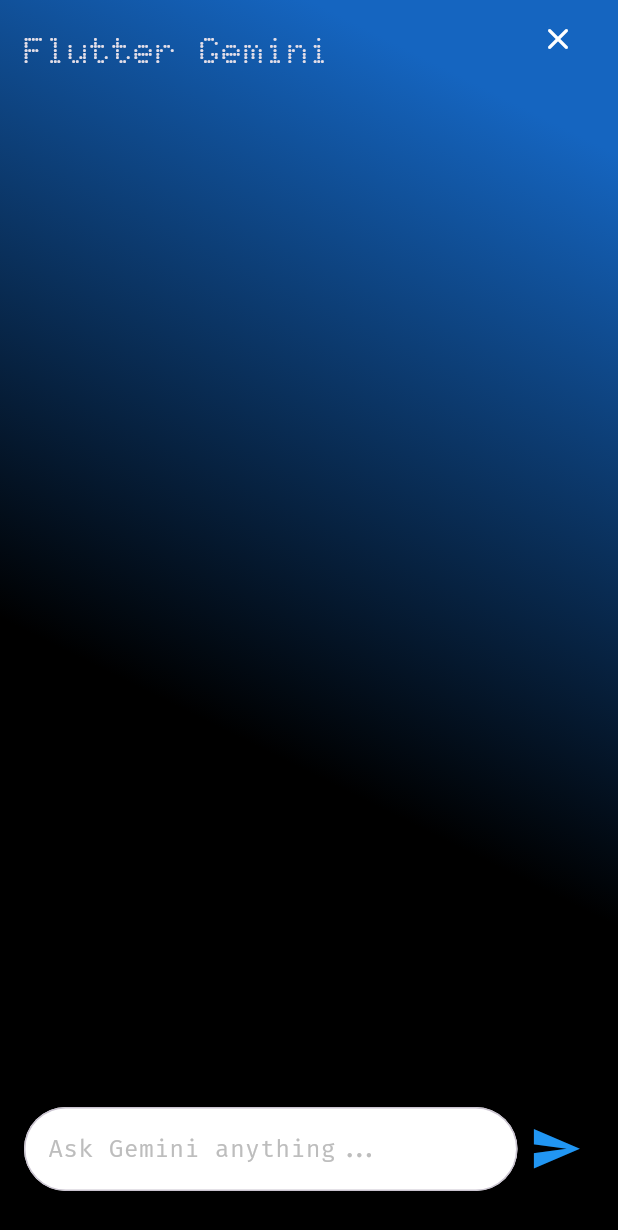
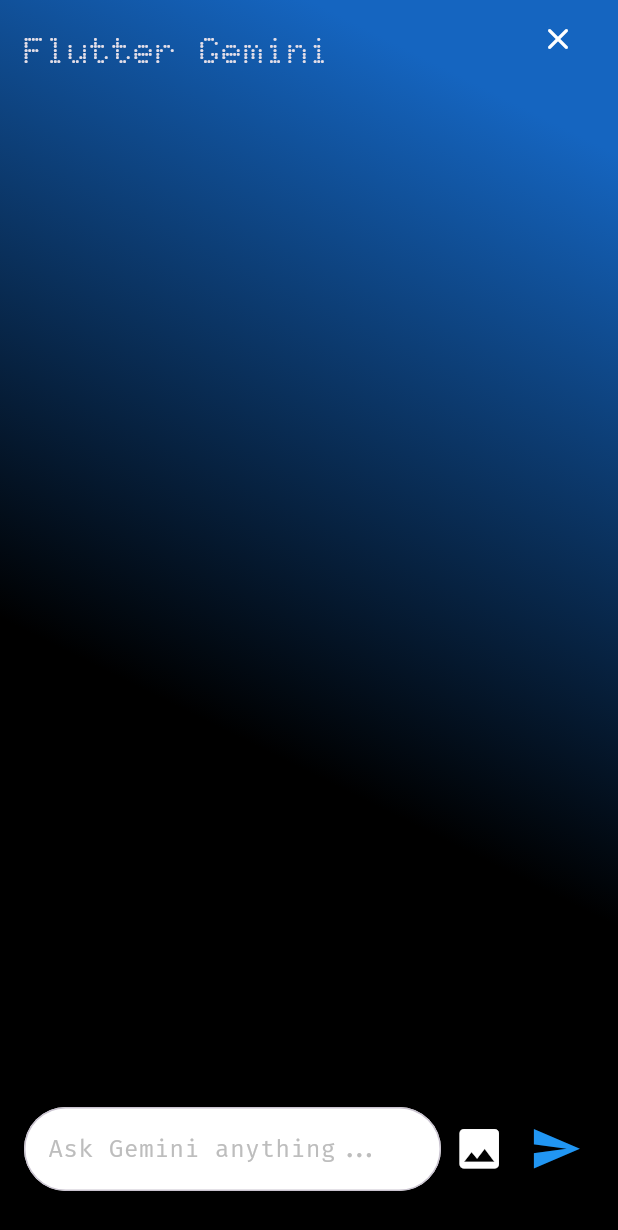
Before and after one commit to usman619/flutter_gemini, a Flutter app: the screen it shows after launch, after a tap on the "clear" icon, on a phone screen of 412 x 824 dp. Shown: the top 1230 px of the screen. Run offline on Flutter 3.47's test engine with Material 3 defaults, Android fonts, the phone set to English and light mode, and no system bars; our stand-ins replace bloc, dio, flutter_bloc, flutter_dotenv, flutter_markdown, google_fonts and 1 more.

Commit message:
Converting Messages and TextField into components and adding auto-scroll

```diff
--- /dev/null
+++ b/lib/components/chat_text_field.dart
@@ -0,0 +1,44 @@
+import 'package:flutter/material.dart';
+import 'package:google_fonts/google_fonts.dart';
+
+class ChatTextField extends StatelessWidget {
+  final TextEditingController textEditingController;
+  final String chatHintText;
+  const ChatTextField({
+    super.key,
+    required this.textEditingController,
+    required this.chatHintText,
+  });
+
+  @override
+  Widget build(BuildContext context) {
+    return SingleChildScrollView(
+      child: TextField(
+        controller: textEditingController,
+        style: GoogleFonts.firaCode(
+          fontSize: 16,
+          color: Colors.black,
+        ),
+        cursorColor: Colors.black,
+        decoration: InputDecoration(
+          border: OutlineInputBorder(
+            borderRadius: BorderRadius.circular(100),
+          ),
+          hintText: chatHintText,
+          hintStyle: GoogleFonts.firaCode(
+            fontSize: 16,
+            color: Colors.grey[400],
+          ),
+          fillColor: Colors.white,
+          filled: true,
+          focusedBorder: OutlineInputBorder(
+            borderRadius: BorderRadius.circular(12),
+            borderSide: const BorderSide(color: Colors.black),
+          ),
+        ),
+        minLines: 1,
+        maxLines: 5,
+      ),
+    );
+  }
+}
--- a/lib/pages/home_page.dart
+++ b/lib/pages/home_page.dart
@@ -1,6 +1,8 @@
 import 'package:flutter/material.dart';
 import 'package:flutter_bloc/flutter_bloc.dart';
 import 'package:flutter_gemini/bloc/chat_bloc.dart';
+import 'package:flutter_gemini/components/chat_list_view.dart';
+import 'package:flutter_gemini/components/chat_text_field.dart';
 import 'package:flutter_gemini/models/chat_message_model.dart';
 import 'package:flutter_markdown/flutter_markdown.dart';
 // import 'package:fluttertoast/fluttertoast.dart';
@@ -17,16 +19,42 @@
 class _HomePageState extends State<HomePage> {
   final ChatBloc chatBloc = ChatBloc();
   TextEditingController textEditingController = TextEditingController();
-  bool clear_messages = false;
+  final ScrollController _scrollController = ScrollController();
+  bool clearMessages = false;
 
   @override
   void initState() {
     super.initState();
+    chatBloc.stream.listen((state) {
+      if (state is ChatSuccessState) {
+        WidgetsBinding.instance.addPostFrameCallback((_) {
+          _scrollToBottom();
+        });
+      }
+    });
+  }
+
+  void _scrollToBottom() {
+    if (_scrollController.hasClients) {
+      _scrollController.animateTo(
+        _scrollController.position.maxScrollExtent,
+        duration: const Duration(milliseconds: 300),
+        curve: Curves.easeOut,
+      );
+    }
+  }
+
+  @override
+  void dispose() {
+    _scrollController.dispose();
+    textEditingController.dispose();
+    chatBloc.close();
+    super.dispose();
   }
 
   void _clearMessages(List<ChatMessageModel> messages) {
     setState(() {
-      clear_messages = true;
+      clearMessages = true;
     });
     // Fluttertoast.showToast(
     //   msg: 'Chat cleared!',
@@ -38,10 +66,14 @@
     messages.clear();
     ScaffoldMessenger.of(context).showSnackBar(
       SnackBar(
-        content: Text("Chat Cleared!",
+        content: Center(
+          child: Text(
+            "Chat Cleared!",
             style: GoogleFonts.firaCode(
               color: Colors.white,
-            )),
+            ),
+          ),
+        ),
         backgroundColor: Colors.black,
       ),
     );
@@ -103,14 +135,6 @@
                                     color: Colors.white,
                                   ),
                                 ),
-                                // IconButton(
-                                //   onPressed: () {},
-                                //   icon: const Icon(
-                                //     Icons.image_search,
-                                //     size: 24,
-                                //     color: Colors.white,
-                                //   ),
-                                // )
                               ],
                             )
                           ],
@@ -118,34 +142,14 @@
                       ),
                       Expanded(
                         child: ListView.builder(
-                          itemCount: messages.length,
+                          controller: _scrollController,
+                          itemCount: state.messages.length,
                           itemBuilder: (context, index) {
-                            return Container(
-                              margin: const EdgeInsets.only(bottom: 16),
-                              padding: const EdgeInsets.all(16),
-                              decoration: BoxDecoration(
-                                borderRadius: BorderRadius.circular(16),
-                                color: Colors.grey.withOpacity(0.1),
-                              ),
-                              child: Column(
-                                crossAxisAlignment: CrossAxisAlignment.start,
-                                children: [
-                                  Text(
-                                    messages[index].role == "user"
+                            return ChatListView(
+                              title: Text(messages[index].role == "user"
                                   ? "User 👤"
-                                        : "Model 🤖",
-                                    style: GoogleFonts.firaCode(
-                                      fontSize: 14,
-                                      color: Colors.white,
-                                    ),
-                                  ),
-                                  const Divider(
-                                    thickness: 0.5,
-                                    indent: 0,
-                                    endIndent: 100,
-                                    color: Colors.white,
-                                  ),
-                                  messages[index].role == "user"
+                                  : "Model 🤖"),
+                              message: messages[index].role == "user"
                                   ? Text(
                                       messages[index].parts.first.text,
                                       style: GoogleFonts.firaCode(
@@ -154,8 +158,7 @@
                                       ),
                                     )
                                   : MarkdownBody(
-                                          data:
-                                              messages[index].parts.first.text,
+                                      data: messages[index].parts.first.text,
                                       styleSheet: MarkdownStyleSheet(
                                         p: GoogleFonts.firaCode(
                                           fontSize: 18,
@@ -168,56 +171,39 @@
                                         ),
                                       ),
                                     ),
-                                ],
-                              ),
                             );
                           },
                         ),
                       ),
                       if (chatBloc.generatingResponse)
+                        Wrap(
+                          children: [
                             SizedBox(
                               height: 100,
                               width: 100,
-                          child: Lottie.asset('assets/loading/loading1.json'),
+                              child:
+                                  Lottie.asset('assets/loading/loading1.json'),
+                            )
+                          ],
                         ),
                       Container(
                         padding: const EdgeInsets.symmetric(
                             vertical: 30, horizontal: 16),
-                        // color: Colors.white,
-                        // height: 120,
                         child: Row(
                           children: [
                             Expanded(
-                              child: SingleChildScrollView(
-                                scrollDirection: Axis.vertical,
-                                child: TextField(
-                                  controller: textEditingController,
-                                  style: GoogleFonts.firaCode(
-                                    fontSize: 16,
-                                    color: Colors.black,
-                                  ),
-                                  cursorColor: Colors.black,
-                                  decoration: InputDecoration(
-                                    border: OutlineInputBorder(
-                                      borderRadius: BorderRadius.circular(100),
-                                    ),
-                                    hintText: "Ask Gemini anything...",
-                                    hintStyle: GoogleFonts.firaCode(
-                                      fontSize: 16,
-                                      color: Colors.grey[400],
-                                    ),
-                                    fillColor: Colors.white,
-                                    filled: true,
-                                    focusedBorder: OutlineInputBorder(
-                                      borderRadius: BorderRadius.circular(12),
-                                      borderSide:
-                                          const BorderSide(color: Colors.black),
+                              child: ChatTextField(
+                                textEditingController: textEditingController,
+                                chatHintText: "Ask Gemini anything...",
                               ),
                             ),
-                                  minLines: 1,
-                                  maxLines: 5,
+                            IconButton(
+                              onPressed: () {},
+                              icon: const Icon(
+                                Icons.image,
+                                size: 35,
                               ),
-                              ),
+                              color: Colors.white,
                             ),
                             IconButton(
                               onPressed: () {
@@ -234,7 +220,8 @@
                                 Icons.send,
                                 size: 35,
                               ),
-                                color: Colors.blue),
+                              color: Colors.blue,
+                            ),
                           ],
                         ),
                       ),
```
Also changed, not shown: lib/components/chat_list_view.dart (added, +42 -0 lines). Lines whose indentation alone changed are shown as unchanged.
